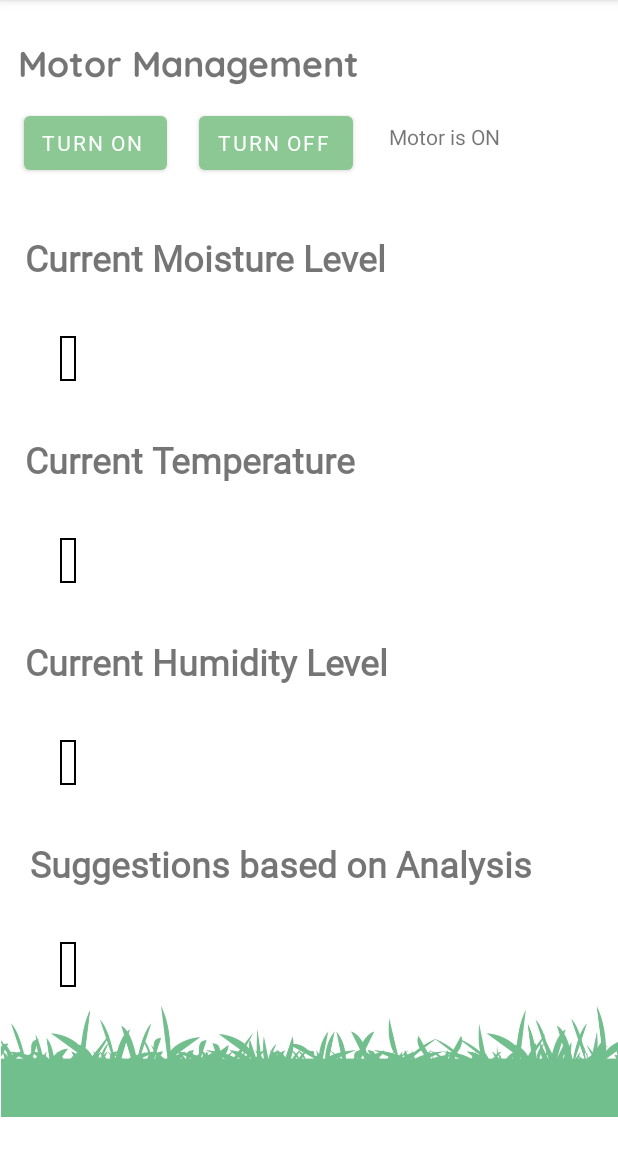
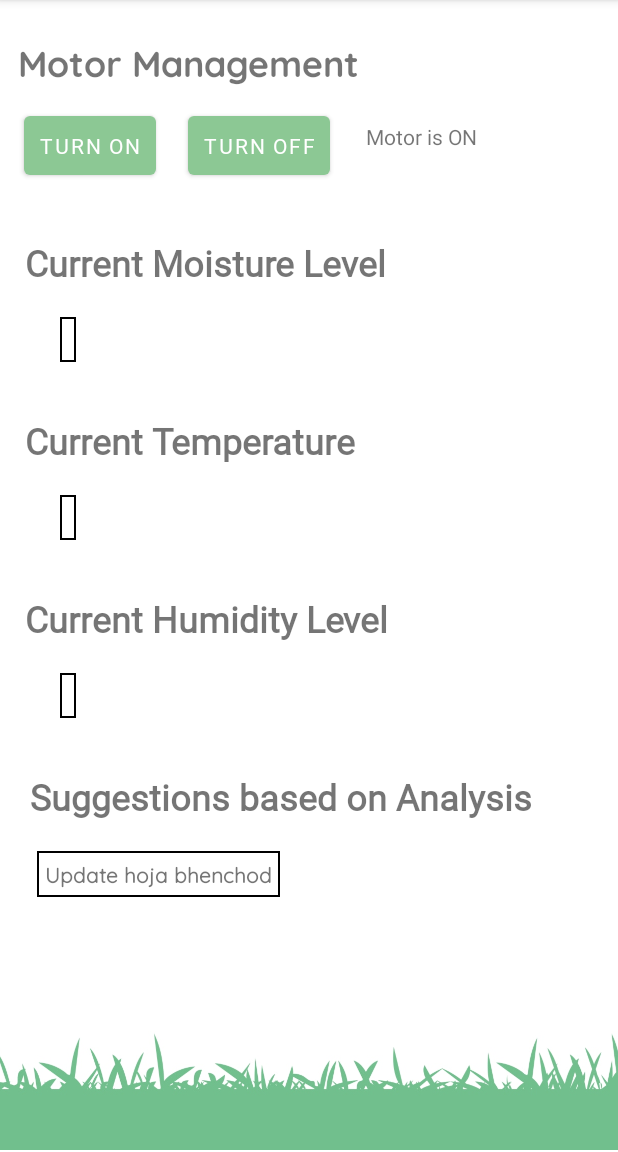
Before and after one commit to sidchiku9/SmartAgricultureSystem, an Android app: the screen it shows after launch (MainActivity), on a phone screen of 412 x 824 dp, the part 84-1236 px from its top. Run offline under Robolectric (Android 15) with nearby library versions, the phone set to English and light mode, and no system bars; our stand-ins replace Firebase (no records; nobody signed in at launch, a user with empty details on screens opened directly); 4 statements that could not run were skipped.

Commit message:
Commit 5 : UI Changes

```diff
--- a/app/src/main/java/com/sidchiku9/studio42firstapp/MainActivity.kt
+++ b/app/src/main/java/com/sidchiku9/studio42firstapp/MainActivity.kt
@@ -14,6 +14,8 @@ class MainActivity : AppCompatActivity() {
     private var temperatureReference: DatabaseReference? = null
     private var humidityReference: DatabaseReference? = null
     private var dcStatus: DatabaseReference? = null
+    private var MoistureLevel : String = ""
+    private var Temperature : String = ""
 
     override fun onCreate(savedInstanceState: Bundle?) {
         super.onCreate(savedInstanceState)
@@ -25,6 +27,7 @@ class MainActivity : AppCompatActivity() {
         val temperatureTextView = findViewById<TextView>(R.id.temperatureUpdate)
         val humidityTextView = findViewById<TextView>(R.id.humidityUpdate)
         val dcMotorStatus = findViewById<TextView>(R.id.dcMotorStatus)
+        val suggestionsUpdate = findViewById<TextView>(R.id.suggestionUpdate)
 
         //DC MOTOR
 
@@ -64,12 +67,12 @@ class MainActivity : AppCompatActivity() {
 
         moistureReference?.addValueEventListener(object : ValueEventListener{
             override fun onDataChange(snapshot: DataSnapshot) {
-                val text : String = snapshot.value.toString()
-                moistureTextView.text = text
+                MoistureLevel = snapshot.value.toString()
+                moistureTextView.text = MoistureLevel
             }
 
             override fun onCancelled(error: DatabaseError) {
-                TODO("Not yet implemented")
+                TODO("Error")
             }
 
         })
@@ -80,12 +83,12 @@ class MainActivity : AppCompatActivity() {
 
         temperatureReference?.addValueEventListener(object : ValueEventListener{
             override fun onDataChange(snapshot: DataSnapshot) {
-                val text : String = snapshot.value.toString()
-                temperatureTextView.text = text
+                Temperature = snapshot.value.toString()
+                temperatureTextView.text = Temperature
             }
 
             override fun onCancelled(error: DatabaseError) {
-                TODO("Not yet implemented")
+                TODO("Error")
             }
 
         })
@@ -105,5 +108,9 @@ class MainActivity : AppCompatActivity() {
             }
 
         })
+
+        //SUGGESTIONS DATA ANALYSIS PART
+
+       suggestionsUpdate.text = "Update hoja bhenchod"
     }
 }
--- a/app/src/main/res/layout/activity_main.xml
+++ b/app/src/main/res/layout/activity_main.xml
@@ -11,7 +11,7 @@
         android:id="@+id/suggestionUpdate"
         android:layout_width="wrap_content"
         android:layout_height="wrap_content"
-        android:layout_marginTop="36dp"
+        android:layout_marginTop="20dp"
         android:background="@drawable/textview_border"
         android:fontFamily="@font/quicksandregular"
         android:padding="5dp"
@@ -39,12 +39,13 @@
         android:id="@+id/humidityUpdate"
         android:layout_width="wrap_content"
         android:layout_height="wrap_content"
-        android:layout_marginTop="36dp"
+        android:layout_marginTop="20dp"
         android:background="@drawable/textview_border"
+        android:fontFamily="@font/quicksandregular"
         android:padding="5dp"
+        android:textColor="#93171e"
         android:textStyle="bold"
         app:layout_constraintEnd_toEndOf="parent"
-        android:fontFamily="@font/quicksandregular"
         app:layout_constraintHorizontal_bias="0.099"
         app:layout_constraintStart_toStartOf="parent"
         app:layout_constraintTop_toBottomOf="@+id/humidityTV" />
@@ -110,6 +111,7 @@
         android:layout_width="wrap_content"
         android:layout_height="wrap_content"
         android:layout_marginStart="16dp"
+        android:padding="10dp"
         android:fontFamily="@font/quicksandsemibold"
         android:layout_marginTop="14dp"
         style="@style/Widget.MaterialComponents.Button.Icon"
@@ -124,6 +126,7 @@
         android:layout_height="wrap_content"
         android:layout_marginStart="21dp"
         android:layout_marginTop="14dp"
+        android:padding="10dp"
         android:fontFamily="@font/quicksandsemibold"
         android:text="@string/turnOff"
         app:layout_constraintStart_toEndOf="@+id/onButton"
@@ -133,10 +136,11 @@
         android:id="@+id/moistureUpdate"
         android:layout_width="wrap_content"
         android:layout_height="wrap_content"
-        android:layout_marginTop="36dp"
+        android:layout_marginTop="20dp"
         android:background="@drawable/textview_border"
         android:fontFamily="@font/quicksandregular"
         android:padding="5dp"
+        android:textColor="#93171e"
         android:textStyle="bold"
         app:layout_constraintEnd_toEndOf="parent"
         app:layout_constraintHorizontal_bias="0.099"
@@ -146,25 +150,17 @@
     <com.google.android.material.textview.MaterialTextView
         android:id="@+id/temperatureUpdate"
         android:layout_width="wrap_content"
+        android:layout_height="wrap_content"
+        android:layout_marginTop="20dp"
         android:background="@drawable/textview_border"
-        android:layout_height="wrap_content"
         android:fontFamily="@font/quicksandregular"
-        android:layout_marginTop="36dp"
+        android:padding="5dp"
+        android:textColor="#93171e"
         android:textStyle="bold"
-        android:padding="5dp"
         app:layout_constraintEnd_toEndOf="parent"
         app:layout_constraintHorizontal_bias="0.099"
         app:layout_constraintStart_toStartOf="parent"
         app:layout_constraintTop_toBottomOf="@+id/temperatureTV" />
-
-    <ImageView
-        android:id="@+id/imageView4"
-        android:layout_width="411dp"
-        android:layout_height="97dp"
-        app:layout_constraintEnd_toEndOf="parent"
-        app:layout_constraintStart_toStartOf="parent"
-        app:layout_constraintTop_toBottomOf="@+id/suggestionUpdate"
-        app:srcCompat="@drawable/grass" />
 
     <TextView
         android:id="@+id/dcMotorStatus"
@@ -176,4 +172,17 @@
         app:layout_constraintStart_toEndOf="@+id/offButton"
         app:layout_constraintTop_toBottomOf="@+id/motorManagementTV" />
 
+    <ImageView
+        android:id="@+id/imageView4"
+        android:layout_width="432dp"
+        android:layout_height="82dp"
+        android:layout_marginTop="25dp"
+        app:layout_constraintBottom_toBottomOf="parent"
+        app:layout_constraintEnd_toEndOf="parent"
+        app:layout_constraintHorizontal_bias="0.523"
+        app:layout_constraintStart_toStartOf="parent"
+        app:layout_constraintTop_toBottomOf="@+id/suggestionUpdate"
+        app:layout_constraintVertical_bias="1.0"
+        app:srcCompat="@drawable/grass" />
+
 </androidx.constraintlayout.widget.ConstraintLayout>
```
